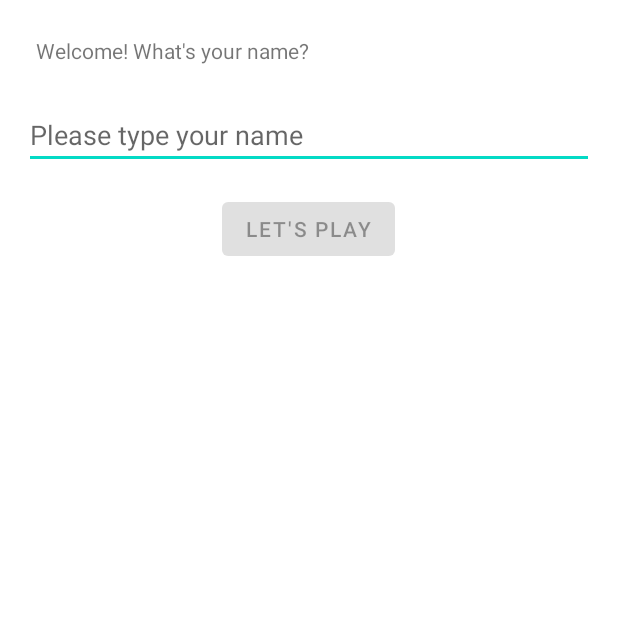
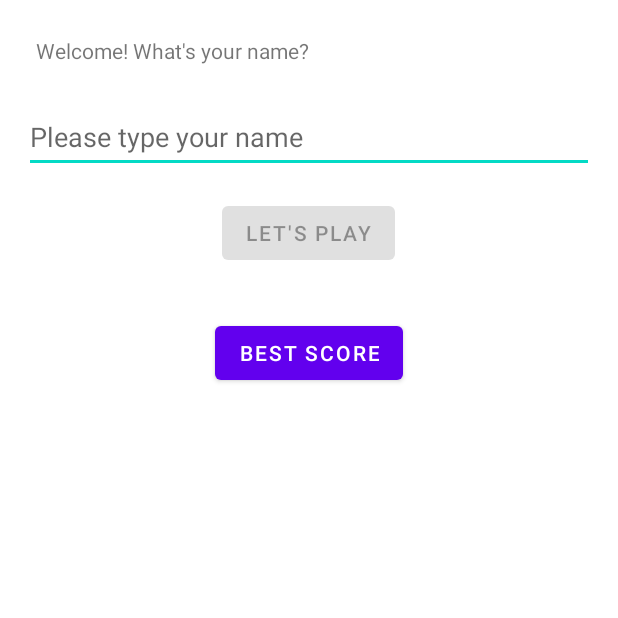
Before and after one commit to LeoPanEsiee/QuizAndroid, an Android app: the screen it shows after launch (MainActivity), on a phone screen of 412 x 824 dp, the top half of it. Run offline under Robolectric (Android 15) with nearby library versions, the phone set to English and light mode, and no system bars.

Commit message:
Language + rotation

```diff
--- a/app/src/main/AndroidManifest.xml
+++ b/app/src/main/AndroidManifest.xml
@@ -11,7 +11,8 @@
         android:theme="@style/Theme.CoursTest1">
         <activity
             android:name=".controller.GameActivity"
-            android:exported="false" />
+            android:exported="false"
+            android:configChanges="orientation|screenSize"/>
         <activity
             android:name=".controller.MainActivity"
             android:exported="true"
--- a/app/src/main/java/com/example/courstest1/controller/MainActivity.java
+++ b/app/src/main/java/com/example/courstest1/controller/MainActivity.java
@@ -20,6 +20,10 @@ public class MainActivity extends AppCompatActivity {
     private TextView mTextViewGreeting;
     private EditText mEditTextName;
     private Button mButtonPlay;
+
+    private Button mButtonBestScore;
+
+
     private static final int GAME_ACTIVITY_REQUEST_CODE = 42;
     private static final String SHARED_PREF_USER_INFO = "SHARED_PREF_USER_INFO";
     private static final String SHARED_PREF_USER_INFO_NAME = "SHARED_PREF_USER_INFO_NAME";
@@ -44,6 +48,9 @@ public class MainActivity extends AppCompatActivity {
         mTextViewGreeting = findViewById(R.id.textview_greeting);
         mEditTextName = findViewById(R.id.edittext_name);
         mButtonPlay = findViewById(R.id.button_play);
+
+
+        mButtonBestScore = findViewById(R.id.button_bestscore);
 
         mButtonPlay.setEnabled(false);
 
@@ -90,9 +97,12 @@ public class MainActivity extends AppCompatActivity {
         });
 
 
+
     }
 
 
 
 
+
+
 }
--- a/app/src/main/res/layout/activity_main.xml
+++ b/app/src/main/res/layout/activity_main.xml
@@ -1,10 +1,10 @@
 <?xml version="1.0" encoding="utf-8"?>
 
-<androidx.appcompat.widget.LinearLayoutCompat
-    xmlns:android="http://schemas.android.com/apk/res/android"
+<androidx.appcompat.widget.LinearLayoutCompat xmlns:android="http://schemas.android.com/apk/res/android"
     xmlns:tools="http://schemas.android.com/tools"
     android:layout_width="match_parent"
     android:layout_height="match_parent"
+    xmlns:app="http://schemas.android.com/apk/res-auto"
     android:orientation="vertical"
     tools:context=".controller.MainActivity">
 
@@ -22,7 +22,8 @@
         android:layout_height="wrap_content"
         android:layout_marginStart="16dp"
         android:layout_marginEnd="16dp"
-        android:hint="@string/Type_your_name" />
+        android:hint="@string/Type_your_name"
+        android:minHeight="48dp" />
 
 
     <Button
@@ -33,5 +34,13 @@
         android:layout_margin="16dp"
         android:text="@string/let_s_play" />
 
+    <Button
+        android:id="@+id/button_bestscore"
+        android:layout_width="wrap_content"
+        android:layout_height="wrap_content"
+        android:layout_gravity="center_horizontal"
+        android:layout_margin="16dp"
+        android:text="@string/BestScore" />
+
 
 </androidx.appcompat.widget.LinearLayoutCompat>
```
Also changed, not shown: app/src/main/res/navigation/nav_graph.xml (deleted, +0 -28 lines), app/src/main/res/values/strings.xml (+10 -4 lines), 2 other files.
